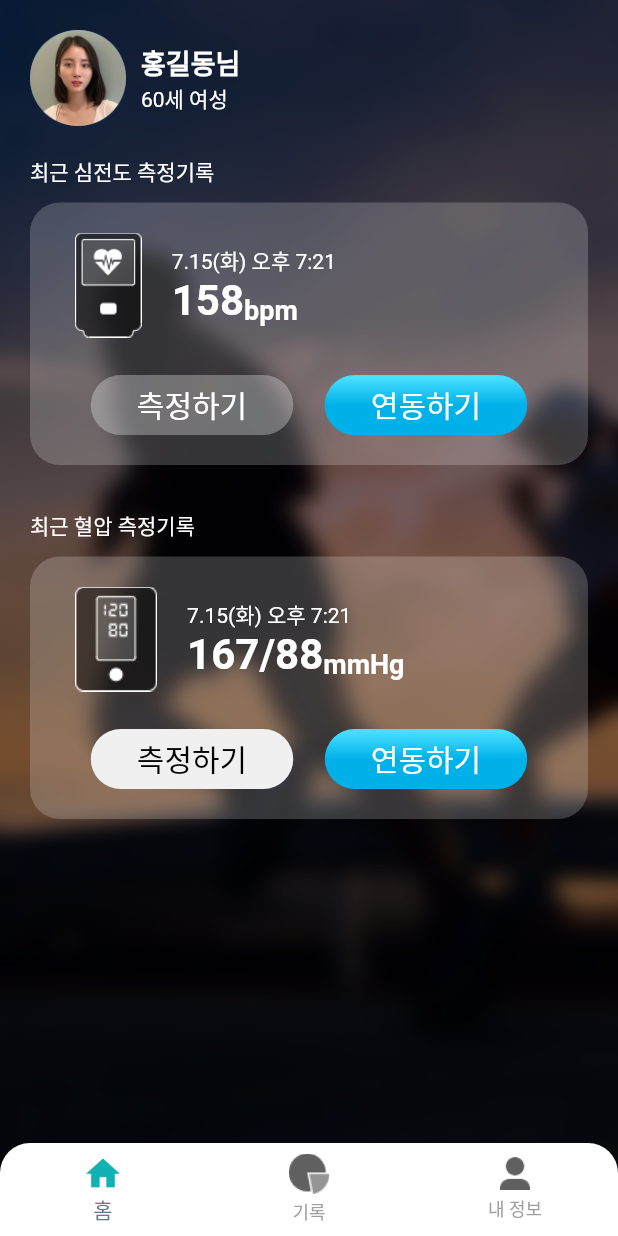
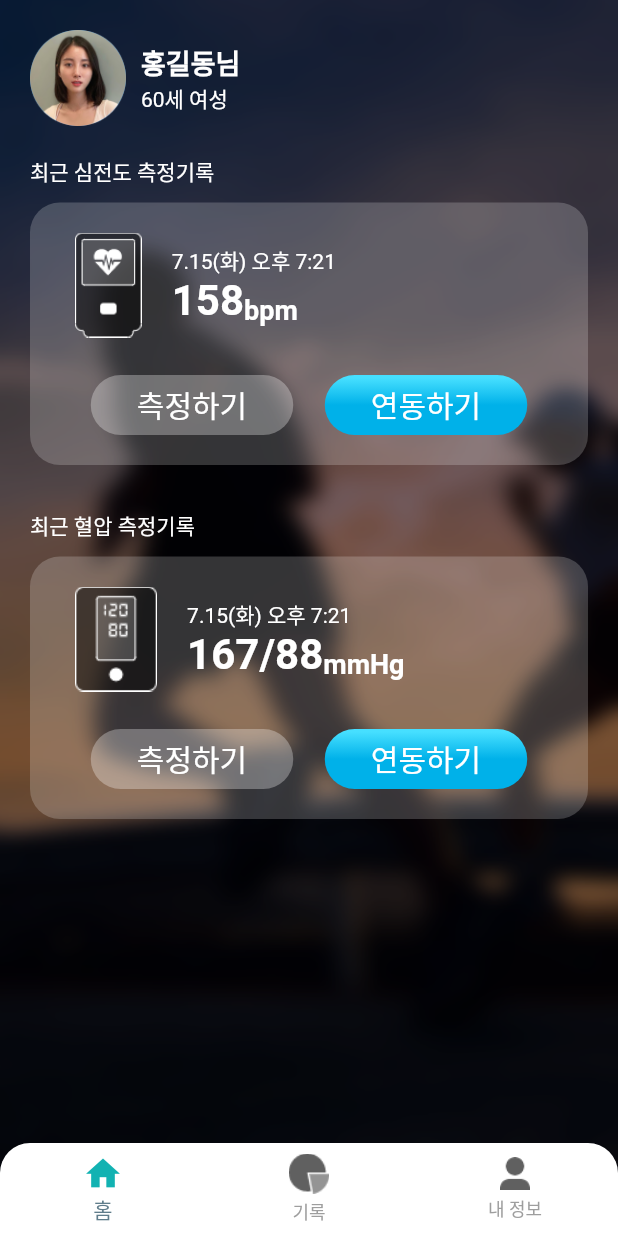
Before and after one commit to plustonic-yong/three_youth_app, a Flutter app: the MainScreen screen opened by its route, on a phone screen of 412 x 824 dp. Run offline on Flutter 3.47's test engine with Material 2 defaults, Android fonts, the phone set to English and light mode, and no system bars; our stand-ins replace dots_indicator, firebase_auth, firebase_core, fl_chart, flutter_blue, flutter_datetime_picker and 7 more; missing offline and left inert: flutter_reactive_ble, http_interceptor, kakao_flutter_sdk_user; accounts and stored records are empty; Roboto replaces fonts that are missing (NotoSansCJKkr).

```diff
--- a/lib/screens/main/main_select_screen.dart
+++ b/lib/screens/main/main_select_screen.dart
@@ -299,13 +299,17 @@ class _MainSelectScreenState extends State<MainSelectScreen> {
                                 width: 135.0,
                                 height: 40.0,
                                 title: '측정하기',
-                                buttonColor: ButtonColor.white,
-                                onTap: () {
-                                  Navigator.pushNamed(
-                                    context,
-                                    '/scan',
-                                  );
-                                },
+                                buttonColor: _isPaired
+                                    ? ButtonColor.white
+                                    : ButtonColor.inactive,
+                                onTap: _isPaired
+                                    ? () {
+                                        Navigator.pushNamed(
+                                          context,
+                                          '/scan',
+                                        );
+                                      }
+                                    : null,
                               ),
                               _isPaired
                                   ? CommonButton(
```
Also changed, not shown: 7 other files.
